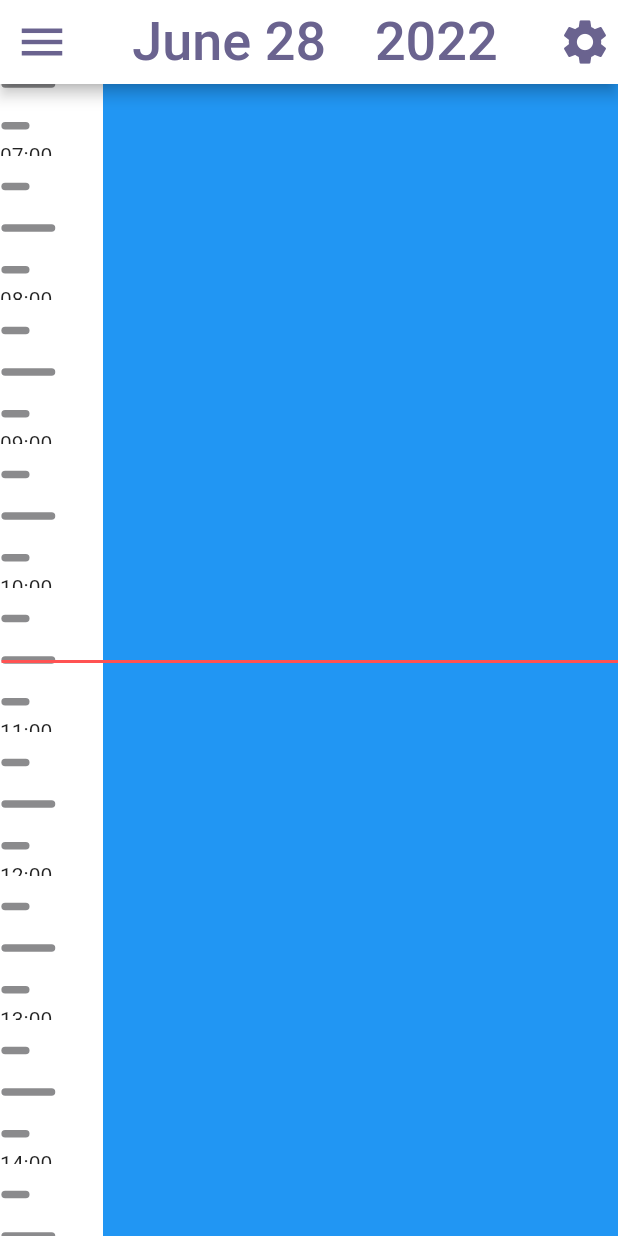
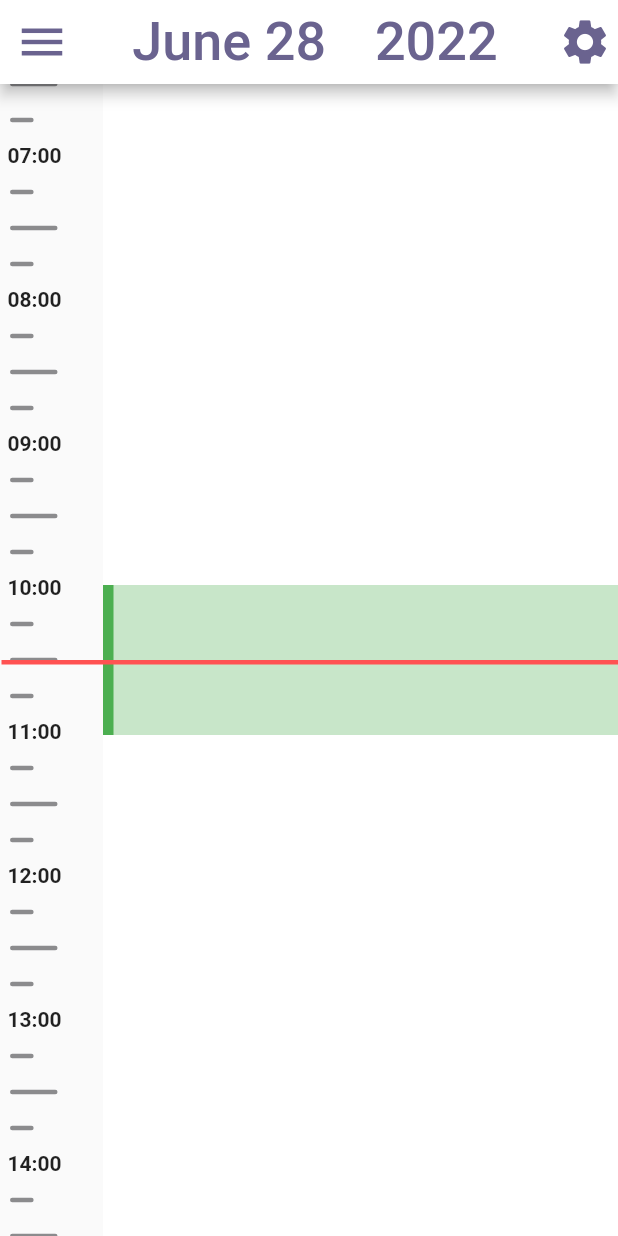
Before and after one commit to Dimyvm/Judo-registration-app, a Flutter app: the screen it shows after launch, on a phone screen of 412 x 824 dp. Run offline on Flutter 3.47's test engine with Material 2 defaults, Android fonts, the phone set to English and light mode, and no system bars.

Commit message:
update ui

```diff
--- a/lib/views/home_page.dart
+++ b/lib/views/home_page.dart
@@ -1,12 +1,12 @@
 import 'dart:async';
-import 'dart:math';
+import 'package:JudoRegistration/widgets/event_tile.dart';
 import 'package:flutter/material.dart';
 
 import 'package:JudoRegistration/constants.dart';
 import 'package:JudoRegistration/routes.dart';
 import 'package:intl/intl.dart';
 
-import '../widgets/custom_line.dart';
+import '../widgets/time_line_stroke.dart';
 
 class HomePage extends StatelessWidget {
   const HomePage({Key? key}) : super(key: key);
@@ -76,92 +76,45 @@ class HomePage extends StatelessWidget {
         child: Stack(
           clipBehavior: Clip.none,
           children: [
-            // moving Background layer
+            // moving Background layer current day
             Positioned(
               top: -(timeline * 3 - (height / 2)), // moving background
               child: Row(
                 children: [
+                  //Timelinestroke
+                  const TimeLineStroke(),
+
+                  //training overview
+
                   Container(
                     color: Colors.white,
-                    width: width / 6,
-                    height: height * 3,
-                    child: ListView.builder(
-                      itemCount: 24,
-                      itemBuilder: (BuildContext context, int index) {
-                        return Stack(
-                          children: [
-                            Container(
-                              width: double.infinity,
-                              // height: height/24,
-                              height: height / 8,
-                              color: Colors.transparent,
-                              child: Column(
-                                mainAxisAlignment:MainAxisAlignment.spaceEvenly,
-                                children: [
-                                  SizedBox(
-                                    width: double.infinity,
-                                    height: 15,
-                                    child: CustomPaint(
-                                      foregroundPainter: CustomLinePainter(
-                                          color: const Color(0xff8B8B8D),
-                                          width: 0.25),
-                                    ),
-                                  ),
-                                  SizedBox(
-                                    width: double.infinity,
-                                    height: 15,
-                                    child: CustomPaint(
-                                      foregroundPainter: CustomLinePainter(
-                                          color: const Color(0xff8B8B8D),
-                                          width: 0.5),
-                                    ),
-                                  ),
-                                  SizedBox(
-                                    width: double.infinity,
-                                    height: 15,
-                                    child: CustomPaint(
-                                      foregroundPainter: CustomLinePainter(
-                                          color: const Color(0xff8B8B8D),
-                                          width: 0.25),
-                                    ),
-                                  ),
-                                ],
-                              ),
-                            ),
-                            Positioned(
-                              bottom: -7.5,
-                              child: Center(
-                                child: Text(DateFormat('Hm').format(
-                                    DateTime(2020, 1, 1, index + 1, 00))),
-                              ),
-                            ),
-                          ],
-                        );
-                      },
-                    ),
-                  ),
-                  Container(
-                    color: Colors.blue,
                     width: (width / 6) * 5,
                     height: height * 3,
                     child: Stack(
+                      fit: StackFit.loose,
                       children: [
+                        //events
+                        EventTile(
+                            height: height,
+                            color: Colors.purple,
+                            timeline: timeline,
+                            width: width,
+                            start: DateTime(2022, 6, 28, 21, 30),
+                            end: DateTime(2022, 6, 28, 21, 30),
+                            title: "title",
+                            comment: "comment"),
                         Positioned(
-                          left: 5,
-                          top: 10,
+                          left: 0,
+                          top: timeline * 3 - 50,
                           child: Container(
-                            width: 100,
+                            width: (width / 6) * 5,
                             height: 100,
-                            color: Colors.red,
-                          ),
-                        ),
-                        Positioned(
-                          left: 50,
-                          top: 30,
-                          child: Container(
-                            width: 100,
-                            height: 100,
-                            color: Colors.blue,
+                            decoration: BoxDecoration(
+                              color: Colors.green[100],
+                              border: const Border(
+                                left: BorderSide(color: Colors.green, width: 7),
+                              ),
+                            ),
                           ),
                         ),
                       ],
@@ -170,15 +123,16 @@ class HomePage extends StatelessWidget {
                 ],
               ),
             ),
+            // moving Background layer next day
+
             //timeline
-
             Positioned(
               left: 1,
               // top: timeline,   // moving timeline
               top: height / 2, // fixed timeline
               child: Container(
                 width: width,
-                height: 2.0,
+                height: 3.0,
                 color: Colors.redAccent,
               ),
             ),
--- /dev/null
+++ b/lib/widgets/time_line_stroke.dart
@@ -0,0 +1,78 @@
+import 'package:JudoRegistration/widgets/custom_line.dart';
+import 'package:flutter/material.dart';
+import 'package:intl/intl.dart';
+
+class TimeLineStroke extends StatelessWidget {
+  const TimeLineStroke({Key? key}) : super(key: key);
+
+  @override
+  Widget build(BuildContext context) {
+    final double width = MediaQuery.of(context).size.width;
+    final double height = MediaQuery.of(context).size.height -
+        AppBar().preferredSize.height -
+        MediaQuery.of(context).padding.top;
+
+    return Container(
+                    color: Colors.transparent,
+                    width: width / 6,
+                    height: height * 3,
+                    child: ListView.builder(
+                      itemCount: 24,
+                      itemBuilder: (BuildContext context, int index) {
+                        return Stack(
+                          clipBehavior: Clip.none,
+                          children: [
+                            Container(
+                              padding: const EdgeInsets.fromLTRB(5, 0, 0, 0),
+                              width: double.infinity,
+                              height: height / 8,
+                              color: Colors.transparent,
+                              child: Column(
+                                mainAxisAlignment:
+                                    MainAxisAlignment.spaceEvenly,
+                                children: [
+                                  SizedBox(
+                                    width: double.infinity,
+                                    child: CustomPaint(
+                                      foregroundPainter: CustomLinePainter(
+                                          color: const Color(0xff8B8B8D),
+                                          width: 0.25),
+                                    ),
+                                  ),
+                                  SizedBox(
+                                    width: double.infinity,
+                                    child: CustomPaint(
+                                      foregroundPainter: CustomLinePainter(
+                                          color: const Color(0xff8B8B8D),
+                                          width: 0.5),
+                                    ),
+                                  ),
+                                  SizedBox(
+                                    width: double.infinity,
+                                    child: CustomPaint(
+                                      foregroundPainter: CustomLinePainter(
+                                          color: const Color(0xff8B8B8D),
+                                          width: 0.25),
+                                    ),
+                                  ),
+                                ],
+                              ),
+                            ),
+                            Positioned(
+                              bottom: -7.5,
+                              child: Padding(
+                                padding: const EdgeInsets.fromLTRB(5, 0, 0, 0),
+                                child: Text(
+                                    style: const TextStyle(
+                                        fontWeight: FontWeight.bold),
+                                    DateFormat('Hm').format(
+                                        DateTime(2020, 1, 1, index + 1, 00))),
+                              ),
+                            ),
+                          ],
+                        );
+                      },
+                    ),
+                  );
+  }
+}
```
Also changed, not shown: lib/widgets/custom_line.dart (+4 -9 lines), lib/widgets/event_line_stroke.dart (added, +50 -0 lines), lib/widgets/event_tile.dart (added, +43 -0 lines).
